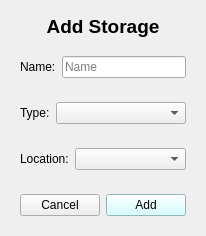
This is home_ims/src/view/ui/popup/add_storage.ui in isaac-ucalgary/CPSC471_Fall2024_GroupProject as Qt 5 draws it before an edit. The edited form follows.
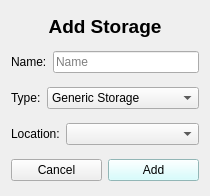
This is the edited form.

The edit to the form file:
```diff
--- a/home_ims/src/view/ui/popup/add_storage.ui
+++ b/home_ims/src/view/ui/popup/add_storage.ui
@@ -6,8 +6,8 @@
    <rect>
     <x>0</x>
     <y>0</y>
-    <width>188</width>
-    <height>236</height>
+    <width>210</width>
+    <height>196</height>
    </rect>
   </property>
   <property name="windowTitle">
@@ -33,6 +33,18 @@
    <item>
     <widget class="QWidget" name="widget" native="true">
      <layout class="QHBoxLayout" name="horizontalLayout">
+      <property name="leftMargin">
+       <number>0</number>
+      </property>
+      <property name="topMargin">
+       <number>0</number>
+      </property>
+      <property name="rightMargin">
+       <number>0</number>
+      </property>
+      <property name="bottomMargin">
+       <number>0</number>
+      </property>
       <item>
        <widget class="QLabel" name="label_name">
         <property name="text">
@@ -53,6 +65,18 @@
    <item>
     <widget class="QWidget" name="widget_2" native="true">
      <layout class="QHBoxLayout" name="horizontalLayout_2">
+      <property name="leftMargin">
+       <number>0</number>
+      </property>
+      <property name="topMargin">
+       <number>0</number>
+      </property>
+      <property name="rightMargin">
+       <number>0</number>
+      </property>
+      <property name="bottomMargin">
+       <number>0</number>
+      </property>
       <item>
        <widget class="QLabel" name="label_name_2">
         <property name="sizePolicy">
@@ -67,7 +91,33 @@
        </widget>
       </item>
       <item>
-       <widget class="QComboBox" name="typeCombo"/>
+       <widget class="QComboBox" name="typeCombo">
+        <item>
+         <property name="text">
+          <string>Generic Storage</string>
+         </property>
+        </item>
+        <item>
+         <property name="text">
+          <string>Generic Appliance</string>
+         </property>
+        </item>
+        <item>
+         <property name="text">
+          <string>Dry Storage</string>
+         </property>
+        </item>
+        <item>
+         <property name="text">
+          <string>Freezer</string>
+         </property>
+        </item>
+        <item>
+         <property name="text">
+          <string>Fridge</string>
+         </property>
+        </item>
+       </widget>
       </item>
      </layout>
     </widget>
@@ -75,6 +125,18 @@
    <item>
     <widget class="QWidget" name="widget_3" native="true">
      <layout class="QHBoxLayout" name="horizontalLayout_3">
+      <property name="leftMargin">
+       <number>0</number>
+      </property>
+      <property name="topMargin">
+       <number>0</number>
+      </property>
+      <property name="rightMargin">
+       <number>0</number>
+      </property>
+      <property name="bottomMargin">
+       <number>0</number>
+      </property>
       <item>
        <widget class="QLabel" name="label_name_3">
         <property name="sizePolicy">
@@ -97,6 +159,18 @@
    <item>
     <widget class="QWidget" name="widget_4" native="true">
      <layout class="QHBoxLayout" name="horizontalLayout_4">
+      <property name="leftMargin">
+       <number>0</number>
+      </property>
+      <property name="topMargin">
+       <number>0</number>
+      </property>
+      <property name="rightMargin">
+       <number>0</number>
+      </property>
+      <property name="bottomMargin">
+       <number>0</number>
+      </property>
       <item>
        <widget class="QPushButton" name="cancelBtn">
         <property name="styleSheet">
```
